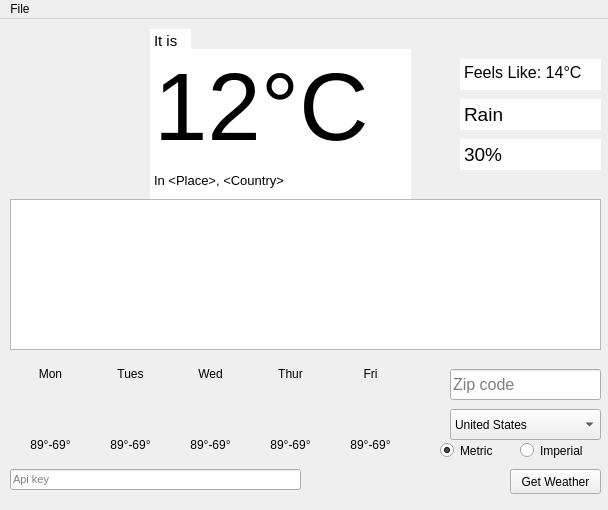
Above: uis/weather_gui.ui from emmafornash/Weather-Report before the change. Below: the same form after it.
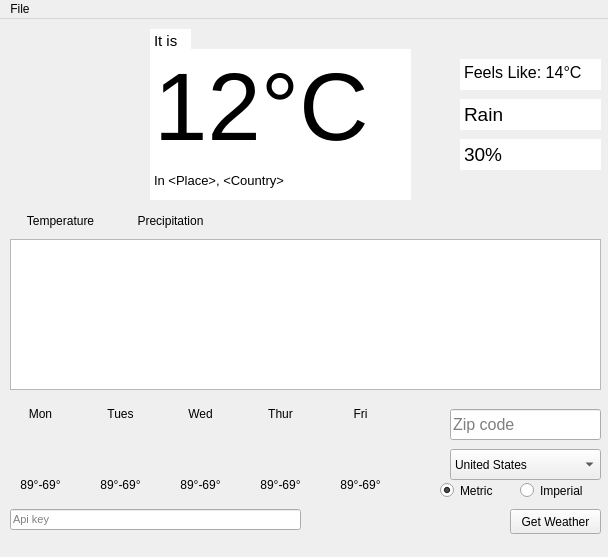
That is the form after the change. Icons and pictures are not drawn. Custom widgets are drawn as their Qt base class.

Commit message: added the ability to see the precipitation percentage

```diff
--- a/uis/weather_gui.ui
+++ b/uis/weather_gui.ui
@@ -7,7 +7,7 @@
     <x>0</x>
     <y>0</y>
     <width>608</width>
-    <height>510</height>
+    <height>557</height>
    </rect>
   </property>
   <property name="windowTitle">
@@ -61,7 +61,7 @@
     <property name="geometry">
      <rect>
       <x>510</x>
-      <y>450</y>
+      <y>490</y>
       <width>91</width>
       <height>25</height>
      </rect>
@@ -218,7 +218,7 @@
     <property name="geometry">
      <rect>
       <x>520</x>
-      <y>420</y>
+      <y>460</y>
       <width>81</width>
       <height>23</height>
      </rect>
@@ -231,7 +231,7 @@
     <property name="geometry">
      <rect>
       <x>440</x>
-      <y>420</y>
+      <y>460</y>
       <width>71</width>
       <height>23</height>
      </rect>
@@ -247,7 +247,7 @@
     <property name="geometry">
      <rect>
       <x>10</x>
-      <y>450</y>
+      <y>490</y>
       <width>291</width>
       <height>21</height>
      </rect>
@@ -271,7 +271,7 @@
     <property name="geometry">
      <rect>
       <x>450</x>
-      <y>350</y>
+      <y>390</y>
       <width>151</width>
       <height>31</height>
      </rect>
@@ -414,7 +414,7 @@
     <property name="geometry">
      <rect>
       <x>450</x>
-      <y>390</y>
+      <y>430</y>
       <width>151</width>
       <height>31</height>
      </rect>
@@ -459,7 +459,7 @@
     <property name="geometry">
      <rect>
       <x>10</x>
-      <y>180</y>
+      <y>220</y>
       <width>591</width>
       <height>151</height>
      </rect>
@@ -474,8 +474,8 @@
    <widget class="QWidget" name="verticalLayoutWidget">
     <property name="geometry">
      <rect>
-      <x>20</x>
-      <y>340</y>
+      <x>10</x>
+      <y>380</y>
       <width>61</width>
       <height>101</height>
      </rect>
@@ -551,8 +551,8 @@
    <widget class="QWidget" name="verticalLayoutWidget_2">
     <property name="geometry">
      <rect>
-      <x>100</x>
-      <y>340</y>
+      <x>90</x>
+      <y>380</y>
       <width>61</width>
       <height>101</height>
      </rect>
@@ -628,8 +628,8 @@
    <widget class="QWidget" name="verticalLayoutWidget_3">
     <property name="geometry">
      <rect>
-      <x>180</x>
-      <y>340</y>
+      <x>170</x>
+      <y>380</y>
       <width>61</width>
       <height>101</height>
      </rect>
@@ -705,8 +705,8 @@
    <widget class="QWidget" name="verticalLayoutWidget_4">
     <property name="geometry">
      <rect>
-      <x>260</x>
-      <y>340</y>
+      <x>250</x>
+      <y>380</y>
       <width>61</width>
       <height>101</height>
      </rect>
@@ -782,8 +782,8 @@
    <widget class="QWidget" name="verticalLayoutWidget_5">
     <property name="geometry">
      <rect>
-      <x>340</x>
-      <y>340</y>
+      <x>330</x>
+      <y>380</y>
       <width>61</width>
       <height>101</height>
      </rect>
@@ -856,6 +856,50 @@
      </item>
     </layout>
    </widget>
+   <widget class="QToolButton" name="temperature_tool_button">
+    <property name="geometry">
+     <rect>
+      <x>10</x>
+      <y>190</y>
+      <width>101</width>
+      <height>24</height>
+     </rect>
+    </property>
+    <property name="text">
+     <string>Temperature</string>
+    </property>
+    <property name="popupMode">
+     <enum>QToolButton::InstantPopup</enum>
+    </property>
+    <property name="toolButtonStyle">
+     <enum>Qt::ToolButtonTextOnly</enum>
+    </property>
+    <property name="autoRaise">
+     <bool>true</bool>
+    </property>
+   </widget>
+   <widget class="QToolButton" name="precipitation_tool_button">
+    <property name="geometry">
+     <rect>
+      <x>120</x>
+      <y>190</y>
+      <width>101</width>
+      <height>24</height>
+     </rect>
+    </property>
+    <property name="text">
+     <string>Precipitation</string>
+    </property>
+    <property name="popupMode">
+     <enum>QToolButton::InstantPopup</enum>
+    </property>
+    <property name="toolButtonStyle">
+     <enum>Qt::ToolButtonTextOnly</enum>
+    </property>
+    <property name="autoRaise">
+     <bool>true</bool>
+    </property>
+   </widget>
   </widget>
   <widget class="QMenuBar" name="menubar">
    <property name="geometry">
```
The commit also changes 1 other file.
